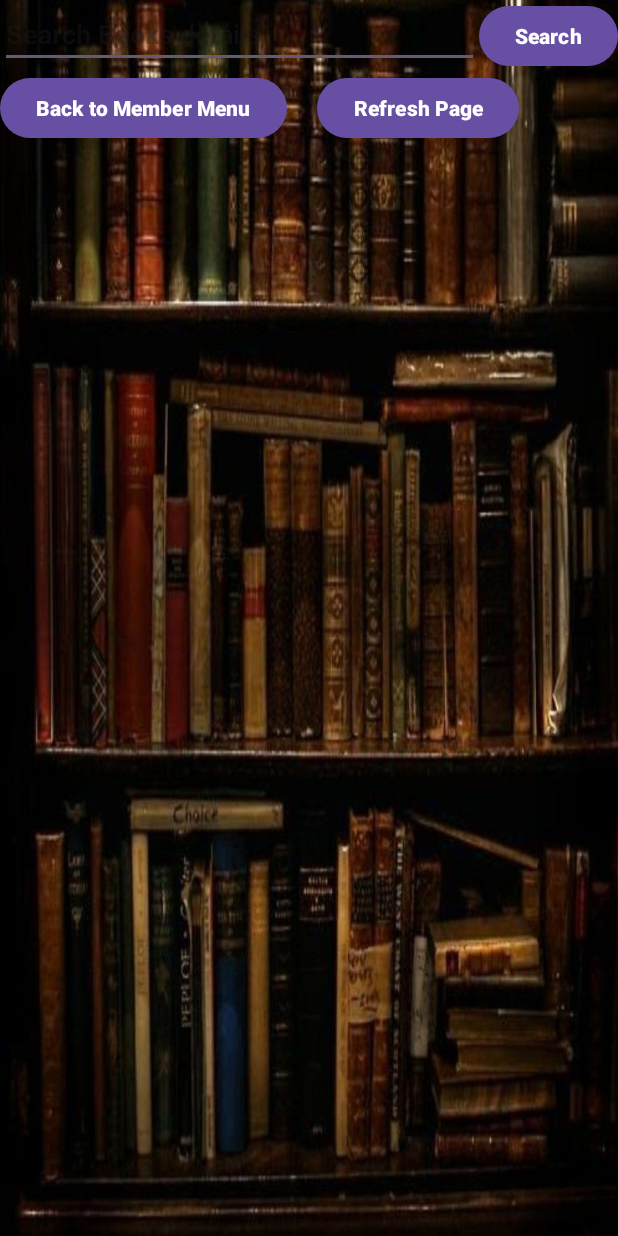
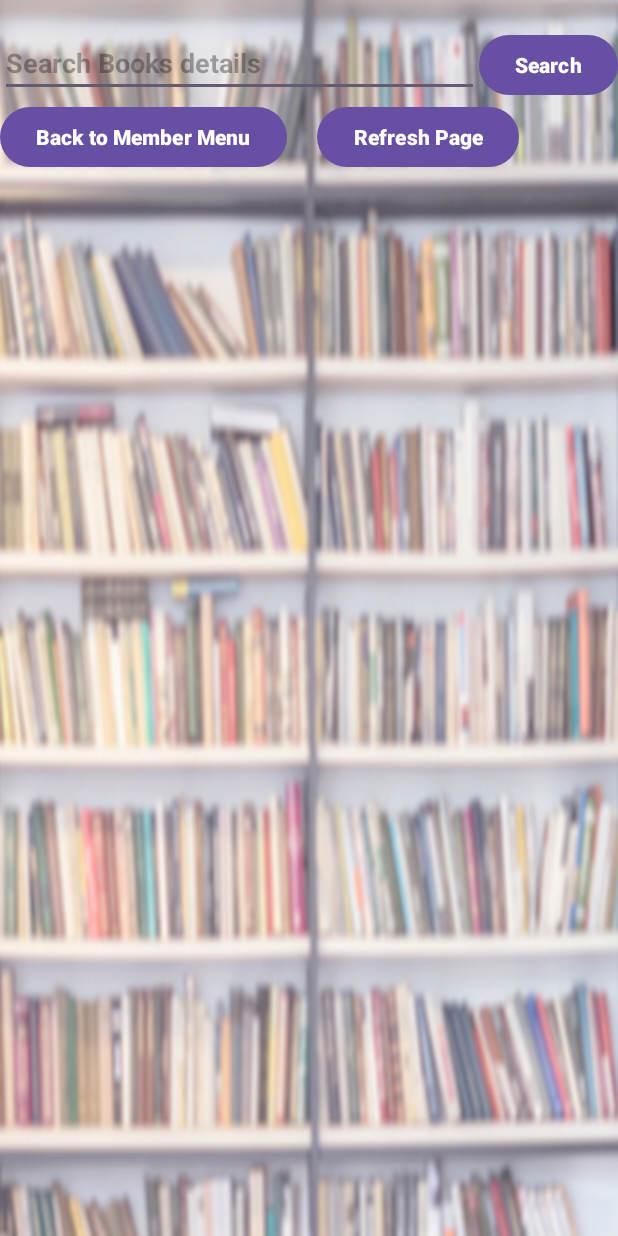
Before and after one commit to NavinduMadusanka/Assignment7-MIT3206-22550119, an Android app: the SearchBooks screen opened directly, with no data from a screen before it, on a phone screen of 412 x 824 dp. Run offline under Robolectric (Android 15) with nearby library versions, the phone set to English and light mode, and no system bars.

Commit message:
Initial Commit

```diff
--- a/app/src/main/res/drawable/ic_action_search_foreground.xml
+++ b/app/src/main/res/drawable/ic_action_search_foreground.xml
@@ -7,7 +7,7 @@
     <group android:translateX="8.689655"
         android:translateY="8.689655">
         <path
-            android:fillColor="#FFCCCCCC"
+            android:fillColor="#FF000000"
             android:pathData="M15.5,14h-0.79l-0.28,-0.27C15.41,12.59 16,11.11 16,9.5 16,5.91 13.09,3 9.5,3S3,5.91 3,9.5 5.91,16 9.5,16c1.61,0 3.09,-0.59 4.23,-1.57l0.27,0.28v0.79l5,4.99L20.49,19l-4.99,-5zM9.5,14C7.01,14 5,11.99 5,9.5S7.01,5 9.5,5 14,7.01 14,9.5 11.99,14 9.5,14z"/>
     </group>
 </vector>
--- a/app/src/main/res/layout/activity_search_books.xml
+++ b/app/src/main/res/layout/activity_search_books.xml
@@ -2,12 +2,23 @@
 <LinearLayout xmlns:android="http://schemas.android.com/apk/res/android"
     android:layout_width="match_parent"
     android:layout_height="match_parent"
-    android:background="@drawable/library3"
+    android:textColor="#000000"
+    android:textStyle="bold"
+    android:background="@drawable/library4"
     android:orientation="vertical">
+
+    <TextView
+        android:id="@+id/textView"
+        android:layout_width="match_parent"
+        android:layout_height="wrap_content"
+        android:textColor="#000000"
+        android:textStyle="bold" />
 
     <LinearLayout
         android:layout_width="match_parent"
         android:layout_height="wrap_content"
+        android:textColor="#000000"
+        android:textStyle="bold"
         android:orientation="horizontal">
 
         <EditText
@@ -17,6 +28,7 @@
             android:layout_height="wrap_content"
             android:layout_weight="1"
             android:hint="Search Books details"
+            android:textColor="#000000"
             android:inputType="text" />
 
         <Button
@@ -51,8 +63,9 @@
 
     <ListView
         android:id="@+id/listView"
+        android:textColor="#000000"
         android:textStyle="bold"
-        android:divider="#CCCCCC"
+        android:divider="#000000"
         android:dividerHeight="10px"
         android:layout_width="match_parent"
         android:layout_height="wrap_content" />
--- a/app/src/main/res/menu/menu.xml
+++ b/app/src/main/res/menu/menu.xml
@@ -5,7 +5,7 @@
         android:id="@+id/action_search"
         android:title="Search"
         android:textColor="#FFFFFF"
-        android:divider="#CCCCCC"
+        android:divider="#000000"
         android:layout_width="match_parent"
         android:layout_height="match_parent"
         android:icon="@drawable/ic_action_search_foreground"
```
Also changed, not shown: app/src/main/res/drawable/library4.jpg (added).
